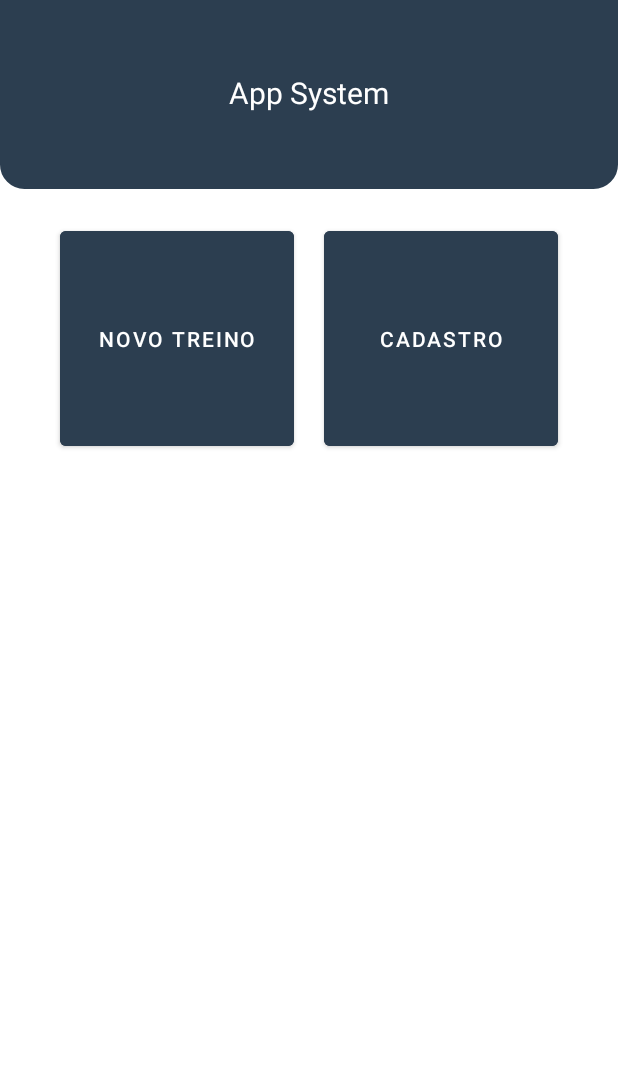
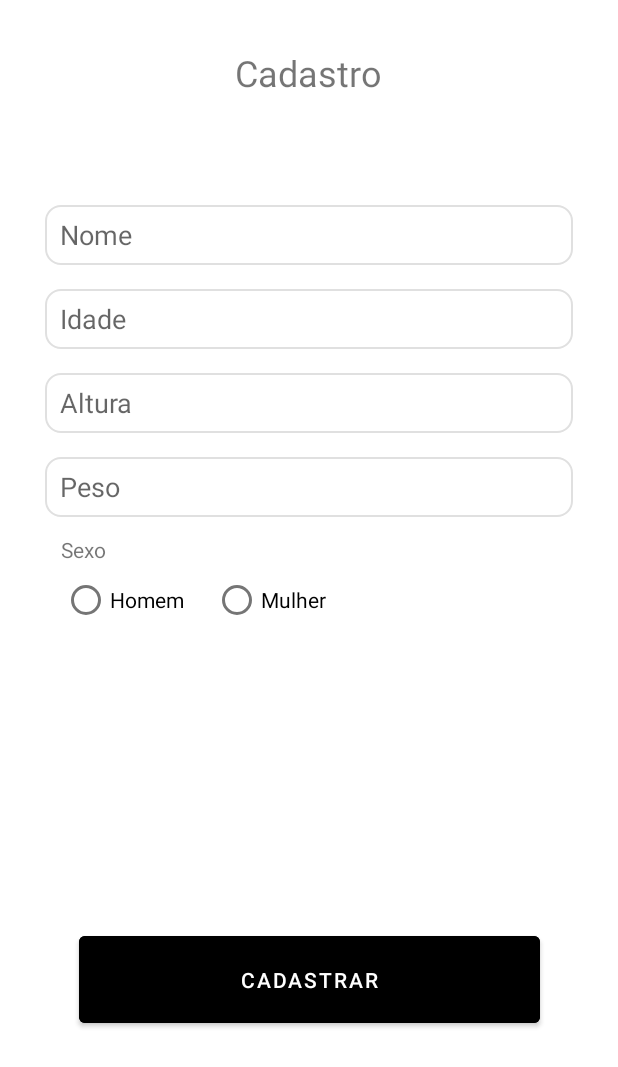
Before and after one commit to FelipePereiraO/Project-Android, an Android app: the screen it shows after launch (MainActivity before the commit, Register after it), after a tap on "CADASTRO", on a phone screen of 412 x 824 dp. Shown: the top 1067 px of the screen. Run offline under Robolectric (Android 15) with nearby library versions, the phone set to English and light mode, and no system bars.

Commit message:
Tela de Cadastro e ajustes

```diff
--- a/app/src/main/AndroidManifest.xml
+++ b/app/src/main/AndroidManifest.xml
@@ -10,6 +10,9 @@
         android:supportsRtl="true"
         android:theme="@style/Theme.Academy">
         <activity
+            android:name=".Register"
+            android:exported="false" />
+        <activity
             android:name=".MainActivity"
             android:exported="true">
             <intent-filter>
--- a/app/src/main/java/com/example/academy/login.java
+++ b/app/src/main/java/com/example/academy/Login.java
@@ -6,7 +6,7 @@ import android.view.View;
 import android.widget.EditText;
 import android.widget.TextView;
 
-public class login extends AppCompatActivity {
+public class Login extends AppCompatActivity {
     private EditText username;
     private EditText password;
     private TextView result;
--- a/app/src/main/java/com/example/academy/MainActivity.java
+++ b/app/src/main/java/com/example/academy/MainActivity.java
@@ -5,18 +5,22 @@ import androidx.appcompat.app.AppCompatActivity;
 import android.content.Intent;
 import android.os.Bundle;
 import android.view.View;
+import android.widget.Button;
 
 public class MainActivity extends AppCompatActivity {
-
     @Override
     protected void onCreate(Bundle savedInstanceState) {
         super.onCreate(savedInstanceState);
         getSupportActionBar().hide();
         setContentView(R.layout.activity_main);
+
+
+    }
+    public void onButtonClicked(View view) {
+
+        Intent intent = new Intent(this, Register.class);
+        startActivity(intent);
+
     }
 
-    public void onClick(View view){
-        Intent it = new Intent(this, login.class);
-        startActivity(it);
-    }
 }
--- /dev/null
+++ b/app/src/main/java/com/example/academy/Register.java
@@ -0,0 +1,15 @@
+package com.example.academy;
+
+import androidx.appcompat.app.AppCompatActivity;
+
+import android.os.Bundle;
+
+public class Register extends AppCompatActivity {
+
+    @Override
+    protected void onCreate(Bundle savedInstanceState) {
+        super.onCreate(savedInstanceState);
+        getSupportActionBar().hide();
+        setContentView(R.layout.register);
+    }
+}
--- /dev/null
+++ b/app/src/main/res/drawable/input_background.xml
@@ -0,0 +1,14 @@
+<?xml version="1.0" encoding="utf-8"?>
+<shape
+    xmlns:android="http://schemas.android.com/apk/res/android"
+    android:shape="rectangle">
+
+    <corners android:radius="10dp" />
+
+    <!-- This is the border color -->
+    <stroke android:width="1dp" android:color="#e0e0e0" />
+
+    <!--- This is the background color -->
+    <solid
+        android:color="@color/white" />
+</shape>
--- a/app/src/main/res/layout/activity_main.xml
+++ b/app/src/main/res/layout/activity_main.xml
@@ -4,7 +4,13 @@
     xmlns:tools="http://schemas.android.com/tools"
     android:layout_width="match_parent"
     android:layout_height="match_parent">
-
+    <ImageView
+        android:layout_width="wrap_content"
+        android:layout_height="wrap_content"
+        android:scaleType="center"
+        android:src="@drawable/background"
+        android:tint="#A9000000"
+        tools:ignore="MissingConstraints,UseAppTint" />
     <View
         android:id="@+id/view"
         android:layout_width="match_parent"
@@ -48,14 +54,14 @@
             android:text="Novo Treino" />
 
         <Button
-            android:id="@+id/button3"
+            android:id="@+id/cadastro"
             android:layout_width="55dp"
             android:layout_height="155dp"
             android:layout_margin="10dp"
             android:layout_weight="1"
             android:backgroundTint="#2c3e50"
             android:text="Cadastro"
-            android:onClick="onClick"
+            android:onClick="onButtonClicked"
             />
     </LinearLayout>
 
--- /dev/null
+++ b/app/src/main/res/layout/register.xml
@@ -0,0 +1,127 @@
+<?xml version="1.0" encoding="utf-8"?>
+<androidx.constraintlayout.widget.ConstraintLayout xmlns:android="http://schemas.android.com/apk/res/android"
+    xmlns:app="http://schemas.android.com/apk/res-auto"
+    xmlns:tools="http://schemas.android.com/tools"
+    android:layout_width="match_parent"
+    android:layout_height="match_parent">
+
+
+    <EditText
+        android:id="@+id/editTextTextPersonName"
+        android:layout_width="match_parent"
+        android:layout_height="40dp"
+        android:layout_marginHorizontal="30dp"
+        android:layout_marginTop="72dp"
+        android:background="@drawable/input_background"
+        android:ems="10"
+        android:hint="Nome"
+        android:inputType="textPersonName"
+        android:paddingLeft="10dp"
+        app:layout_constraintEnd_toEndOf="parent"
+        app:layout_constraintStart_toStartOf="parent"
+        app:layout_constraintTop_toBottomOf="@+id/textView2" />
+
+    <TextView
+        android:id="@+id/textView2"
+        android:layout_width="wrap_content"
+        android:layout_height="wrap_content"
+        android:layout_marginTop="32dp"
+        android:text="Cadastro"
+        android:textSize="24sp"
+        app:layout_constraintEnd_toEndOf="parent"
+        app:layout_constraintHorizontal_bias="0.498"
+        app:layout_constraintStart_toStartOf="parent"
+        app:layout_constraintTop_toTopOf="parent"
+        tools:ignore="MissingConstraints" />
+
+    <EditText
+        android:id="@+id/editTextNumber"
+        android:layout_width="match_parent"
+        android:layout_height="40dp"
+        android:layout_marginHorizontal="30dp"
+        android:layout_marginTop="16dp"
+        android:ems="10"
+        android:hint="Idade"
+        android:background="@drawable/input_background"
+        android:paddingLeft="10dp"
+        android:inputType="number"
+        app:layout_constraintEnd_toEndOf="parent"
+        app:layout_constraintHorizontal_bias="0.266"
+        app:layout_constraintStart_toStartOf="parent"
+        app:layout_constraintTop_toBottomOf="@+id/editTextTextPersonName" />
+
+    <EditText
+        android:id="@+id/editTextNumberDecimal"
+        android:layout_width="match_parent"
+        android:layout_height="40dp"
+        android:layout_marginHorizontal="30dp"
+        android:layout_marginTop="16dp"
+        android:ems="10"
+        android:hint="Altura"
+        android:background="@drawable/input_background"
+        android:paddingLeft="10dp"
+        android:inputType="numberDecimal"
+        app:layout_constraintTop_toBottomOf="@+id/editTextNumber"
+        tools:layout_editor_absoluteX="37dp" />
+
+    <EditText
+        android:id="@+id/editTextNumberDecimal2"
+        android:layout_width="match_parent"
+        android:layout_height="40dp"
+        android:layout_marginHorizontal="30dp"
+        android:layout_marginTop="16dp"
+        android:ems="10"
+        android:hint="Peso"
+        android:background="@drawable/input_background"
+        android:paddingLeft="10dp"
+        android:inputType="numberDecimal"
+        app:layout_constraintTop_toBottomOf="@+id/editTextNumberDecimal"
+        tools:layout_editor_absoluteX="37dp" />
+
+    <Button
+        android:id="@+id/button"
+        android:layout_width="307dp"
+        android:layout_height="70dp"
+        android:layout_marginBottom="136dp"
+        android:backgroundTint="@color/black"
+        android:text="Cadastrar"
+        app:layout_constraintBottom_toBottomOf="parent"
+        app:layout_constraintEnd_toEndOf="parent"
+        app:layout_constraintStart_toStartOf="parent"
+        tools:ignore="MissingConstraints" />
+
+    <TextView
+        android:id="@+id/textView3"
+        android:layout_width="wrap_content"
+        android:layout_height="wrap_content"
+        android:layout_marginTop="12dp"
+        android:text="Sexo"
+        app:layout_constraintEnd_toEndOf="parent"
+        app:layout_constraintHorizontal_bias="0.107"
+        app:layout_constraintStart_toStartOf="parent"
+        app:layout_constraintTop_toBottomOf="@+id/editTextNumberDecimal2"
+        tools:ignore="MissingConstraints" />
+
+    <RadioButton
+        android:id="@+id/radioButton"
+        android:layout_width="wrap_content"
+        android:layout_height="wrap_content"
+        android:text="Homem"
+        app:layout_constraintEnd_toStartOf="@+id/radioButton2"
+        app:layout_constraintHorizontal_bias="0.683"
+        app:layout_constraintStart_toStartOf="parent"
+        app:layout_constraintTop_toBottomOf="@+id/textView3"
+        tools:ignore="MissingConstraints" />
+
+    <RadioButton
+        android:id="@+id/radioButton2"
+        android:layout_width="wrap_content"
+        android:layout_height="wrap_content"
+        android:text="Mulher"
+        app:layout_constraintEnd_toEndOf="parent"
+        app:layout_constraintHorizontal_bias="0.422"
+        app:layout_constraintStart_toStartOf="parent"
+        app:layout_constraintTop_toTopOf="@+id/radioButton"
+        tools:ignore="MissingConstraints" />
+
+</androidx.constraintlayout.widget.ConstraintLayout>
```
Also changed, not shown: app/src/main/res/drawable-v24/background.jpg (added).
